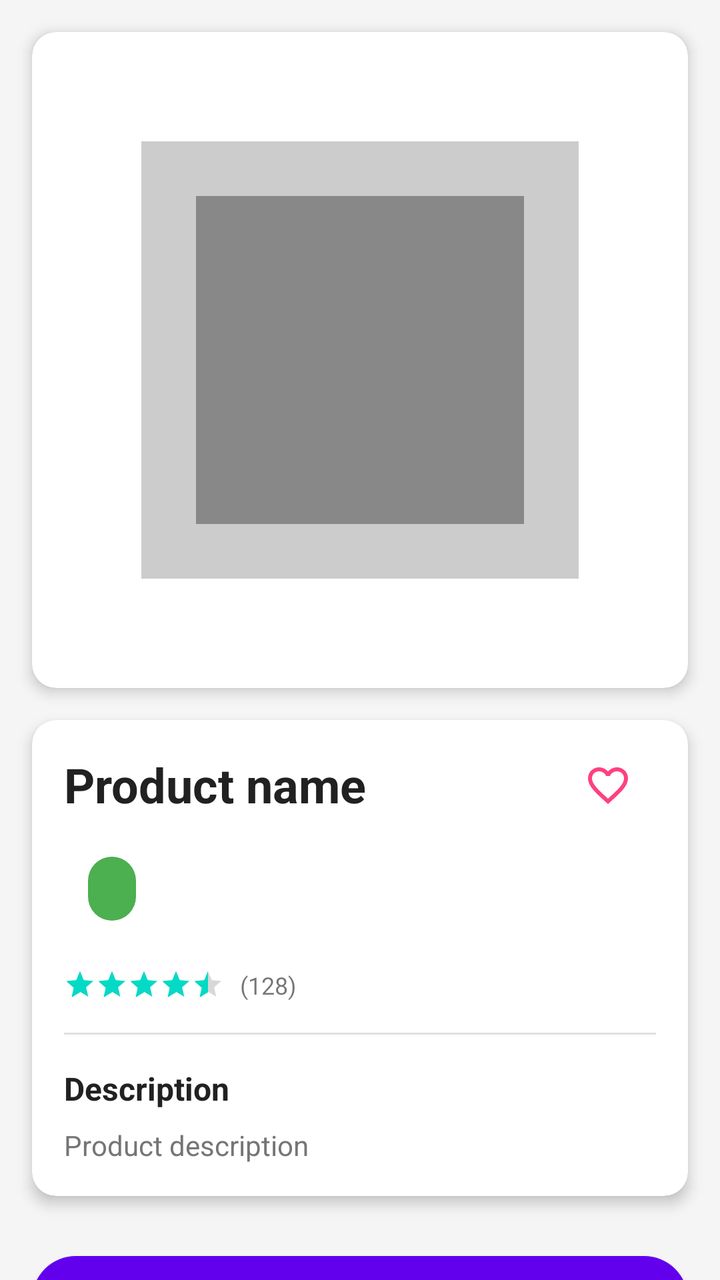
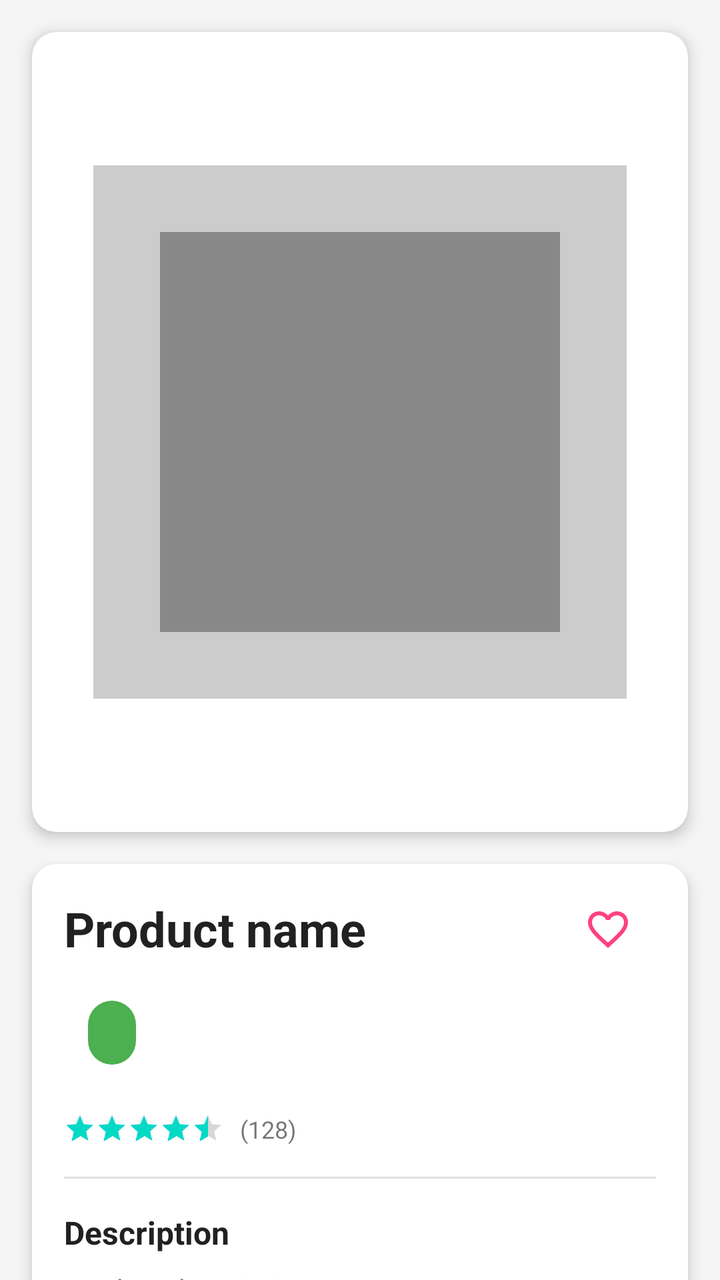

Screens rendered from an Android XML layout before and after an edit, with the pre-edit source and the edit as a unified diff.
<!-- AndroidManifest.xml: application theme Theme.Clm_iot2 -->
<!-- res/layout/fragment_single_product.xml -->
<?xml version="1.0" encoding="utf-8"?>
<androidx.core.widget.NestedScrollView
        xmlns:android="http://schemas.android.com/apk/res/android"
        xmlns:app="http://schemas.android.com/apk/res-auto"
        xmlns:tools="http://schemas.android.com/tools"
        android:layout_width="match_parent"
        android:layout_height="match_parent"
        android:background="@color/background"
        android:fillViewport="true">

    <androidx.constraintlayout.widget.ConstraintLayout
            android:layout_width="match_parent"
            android:layout_height="wrap_content"
            android:paddingBottom="24dp">

        
        <com.google.android.material.card.MaterialCardView
                android:id="@+id/imageCardView"
                android:layout_width="match_parent"
                android:layout_height="wrap_content"
                android:layout_marginHorizontal="16dp"
                android:layout_marginTop="16dp"
                app:cardCornerRadius="12dp"
                app:cardElevation="4dp"
                app:layout_constraintTop_toTopOf="parent"
                app:layout_constraintStart_toStartOf="parent"
                app:layout_constraintEnd_toEndOf="parent">

            <ImageView
                    android:id="@+id/productImage"
                    android:layout_width="match_parent"
                    android:layout_height="wrap_content"
                    android:scaleType="centerCrop"
                    android:src="@drawable/ic_placeholder"
                    android:contentDescription="@string/product_image_description"
                    android:adjustViewBounds="true" />
        </com.google.android.material.card.MaterialCardView>

        <com.google.android.material.card.MaterialCardView
                android:id="@+id/productInfoCard"
                android:layout_width="match_parent"
                android:layout_height="wrap_content"
                android:layout_marginHorizontal="16dp"
                android:layout_marginTop="16dp"
                app:cardCornerRadius="12dp"
                app:cardElevation="4dp"
                app:layout_constraintTop_toBottomOf="@id/imageCardView"
                app:layout_constraintStart_toStartOf="parent"
                app:layout_constraintEnd_toEndOf="parent">

            <androidx.constraintlayout.widget.ConstraintLayout
                    android:layout_width="match_parent"
                    android:layout_height="wrap_content"
                    android:padding="16dp">

                <TextView
                        android:id="@+id/productName"
                        android:layout_width="0dp"
                        android:layout_height="wrap_content"
                        android:text="@string/product_name"
                        android:textSize="24sp"
                        android:textStyle="bold"
                        android:textColor="@color/text_primary"
                        app:layout_constraintTop_toTopOf="parent"
                        app:layout_constraintStart_toStartOf="parent"
                        app:layout_constraintEnd_toStartOf="@id/favoriteIcon" />

                <ImageButton
                        android:id="@+id/favoriteIcon"
                        android:layout_width="48dp"
                        android:layout_height="48dp"
                        android:src="@drawable/ic_favorite_border"
                        android:background="?attr/selectableItemBackgroundBorderless"
                        app:tint="@color/accent"
                        app:layout_constraintTop_toTopOf="@id/productName"
                        app:layout_constraintBottom_toBottomOf="@id/productName"
                        app:layout_constraintEnd_toEndOf="parent" />

                <com.google.android.material.chip.Chip
                        android:id="@+id/productPrice"
                        android:layout_width="wrap_content"
                        android:layout_height="wrap_content"
                        android:textStyle="bold"
                        app:chipBackgroundColor="@color/price_background"
                        app:chipStrokeWidth="0dp"
                        android:textColor="@color/white"
                        android:layout_marginTop="12dp"
                        app:layout_constraintTop_toBottomOf="@id/productName"
                        app:layout_constraintStart_toStartOf="parent" />

                <RatingBar
                        android:id="@+id/productRating"
                        style="?android:attr/ratingBarStyleSmall"
                        android:layout_width="wrap_content"
                        android:layout_height="wrap_content"
                        android:rating="4.5"
                        android:layout_marginTop="16dp"
                        app:layout_constraintTop_toBottomOf="@id/productPrice"
                        app:layout_constraintStart_toStartOf="parent" />

                <TextView
                        android:id="@+id/ratingCount"
                        android:layout_width="wrap_content"
                        android:layout_height="wrap_content"
                        android:text="(128)"
                        android:textSize="12sp"
                        android:layout_marginStart="8dp"
                        app:layout_constraintTop_toTopOf="@id/productRating"
                        app:layout_constraintBottom_toBottomOf="@id/productRating"
                        app:layout_constraintStart_toEndOf="@id/productRating" />

                <View
                        android:id="@+id/divider"
                        android:layout_width="0dp"
                        android:layout_height="1dp"
                        android:background="@color/divider"
                        android:layout_marginTop="16dp"
                        app:layout_constraintTop_toBottomOf="@id/productRating"
                        app:layout_constraintStart_toStartOf="parent"
                        app:layout_constraintEnd_toEndOf="parent" />

                <TextView
                        android:id="@+id/descriptionTitle"
                        android:layout_width="0dp"
                        android:layout_height="wrap_content"
                        android:text="@string/description_title"
                        android:textStyle="bold"
                        android:textSize="16sp"
                        android:textColor="@color/text_primary"
                        android:layout_marginTop="16dp"
                        app:layout_constraintTop_toBottomOf="@id/divider"
                        app:layout_constraintStart_toStartOf="parent"
                        app:layout_constraintEnd_toEndOf="parent" />

                <TextView
                        android:id="@+id/productDescription"
                        android:layout_width="0dp"
                        android:layout_height="wrap_content"
                        android:text="@string/product_description"
                        android:textSize="14sp"
                        android:lineSpacingExtra="4dp"
                        android:textColor="@color/text_secondary"
                        android:layout_marginTop="8dp"
                        app:layout_constraintTop_toBottomOf="@id/descriptionTitle"
                        app:layout_constraintStart_toStartOf="parent"
                        app:layout_constraintEnd_toEndOf="parent" />
            </androidx.constraintlayout.widget.ConstraintLayout>
        </com.google.android.material.card.MaterialCardView>

        <com.google.android.material.button.MaterialButton
                android:id="@+id/btnAddToCart"
                android:layout_width="0dp"
                android:layout_height="56dp"
                android:text="@string/add_to_cart"
                android:textAllCaps="false"
                app:cornerRadius="28dp"
                app:icon="@drawable/ic_cart"
                app:iconGravity="textStart"
                android:layout_marginTop="24dp"
                android:layout_marginHorizontal="16dp"
                app:layout_constraintTop_toBottomOf="@id/productInfoCard"
                app:layout_constraintStart_toStartOf="parent"
                app:layout_constraintEnd_toEndOf="parent" />

    </androidx.constraintlayout.widget.ConstraintLayout>
</androidx.core.widget.NestedScrollView>
<!-- resources referenced by this layout -->
<resources>
  <color name="accent">#FF4081</color>
  <color name="background">#F5F5F5</color>
  <color name="divider">#E0E0E0</color>
  <color name="price_background">#4CAF50</color>
  <color name="text_primary">#212121</color>
  <color name="text_secondary">#757575</color>
  <color name="white">#FFFFFF</color>
  <!-- drawable ic_cart (drawable) -->
  <vector xmlns:android="http://schemas.android.com/apk/res/android"
          android:width="24dp"
          android:height="24dp"
          android:viewportWidth="24.0"
          android:viewportHeight="24.0"
          android:tint="?attr/colorControlNormal">
      <path
              android:fillColor="@android:color/white"
              android:pathData="M7,18c-1.1,0 -1.99,0.9 -1.99,2S5.9,22 7,22s2,-0.9 2,-2 -0.9,-2 -2,-2zM1,2v2h2l3.6,7.59 -1.35,2.45c-0.16,0.28 -0.25,0.61 -0.25,0.96 0,1.1 0.9,2 2,2h12v-2L7.42,15c-0.14,0 -0.25,-0.11 -0.25,-0.25l0.03,-0.12 0.9,-1.63h7.45c0.75,0 1.41,-0.41 1.75,-1.03l3.58,-6.49c0.08,-0.14 0.12,-0.31 0.12,-0.48 0,-0.55 -0.45,-1 -1,-1L5.21,4l-0.94,-2L1,2zM17,18c-1.1,0 -1.99,0.9 -1.99,2s0.89,2 1.99,2 2,-0.9 2,-2 -0.9,-2 -2,-2z"/>
  </vector>
  <!-- drawable ic_favorite_border (drawable) -->
  <vector xmlns:android="http://schemas.android.com/apk/res/android"
          android:width="24dp"
          android:height="24dp"
          android:viewportWidth="24.0"
          android:viewportHeight="24.0"
          android:tint="?attr/colorControlNormal">
      <path
              android:fillColor="@android:color/white"
              android:pathData="M16.5,3c-1.74,0 -3.41,0.81 -4.5,2.09C10.91,3.81 9.24,3 7.5,3 4.42,3 2,5.42 2,8.5c0,3.78 3.4,6.86 8.55,11.54L12,21.35l1.45,-1.32C18.6,15.36 22,12.28 22,8.5 22,5.42 19.58,3 16.5,3zM12.1,18.55l-0.1,0.1 -0.1,-0.1C7.14,14.24 4,11.39 4,8.5 4,6.5 5.5,5 7.5,5c1.54,0 3.04,0.99 3.57,2.36h1.87C13.46,5.99 14.96,5 16.5,5c2,0 3.5,1.5 3.5,3.5 0,2.89 -3.14,5.74 -7.9,10.05z"/>
  </vector>
  <!-- drawable ic_placeholder (drawable) -->
  <vector xmlns:android="http://schemas.android.com/apk/res/android"
          android:width="100dp"
          android:height="100dp"
          android:viewportWidth="24"
          android:viewportHeight="24">
      <path
              android:fillColor="#CCCCCC"
              android:pathData="M4 4h16v16H4z"/>
      <path
              android:fillColor="#888888"
              android:pathData="M6 6h12v12H6z"/>
  </vector>
  <string name="add_to_cart">Ajouter au panier</string>
  <string name="description_title">Description</string>
  <string name="product_description">Product description</string>
  <string name="product_image_description">Image du produit</string>
  <string name="product_name">Product name</string>
  <style name="Theme.Clm_iot2" parent="Theme.MaterialComponents.DayNight.DarkActionBar">
          
          <item name="colorPrimary">@color/purple_500</item>
          <item name="colorPrimaryVariant">@color/purple_700</item>
          <item name="colorOnPrimary">@color/white</item>
          
          <item name="colorSecondary">@color/teal_200</item>
          <item name="colorSecondaryVariant">@color/teal_700</item>
          <item name="colorOnSecondary">@color/black</item>
          
          <item name="android:statusBarColor">?attr/colorPrimaryVariant</item>
          
      </style>
  <color name="purple_500">#FF6200EE</color>
  <color name="purple_700">#FF3700B3</color>
  <color name="teal_200">#FF03DAC5</color>
  <color name="teal_700">#FF018786</color>
  <color name="black">#000000</color>
</resources>

<!-- the commit's change to res/layout/fragment_single_product.xml (unified diff, before → after) -->
@@ -29,7 +29,7 @@
             <ImageView
                     android:id="@+id/productImage"
                     android:layout_width="match_parent"
-                    android:layout_height="wrap_content"
+                    android:layout_height="400dp"
                     android:scaleType="centerCrop"
                     android:src="@drawable/ic_placeholder"
                     android:contentDescription="@string/product_image_description"
